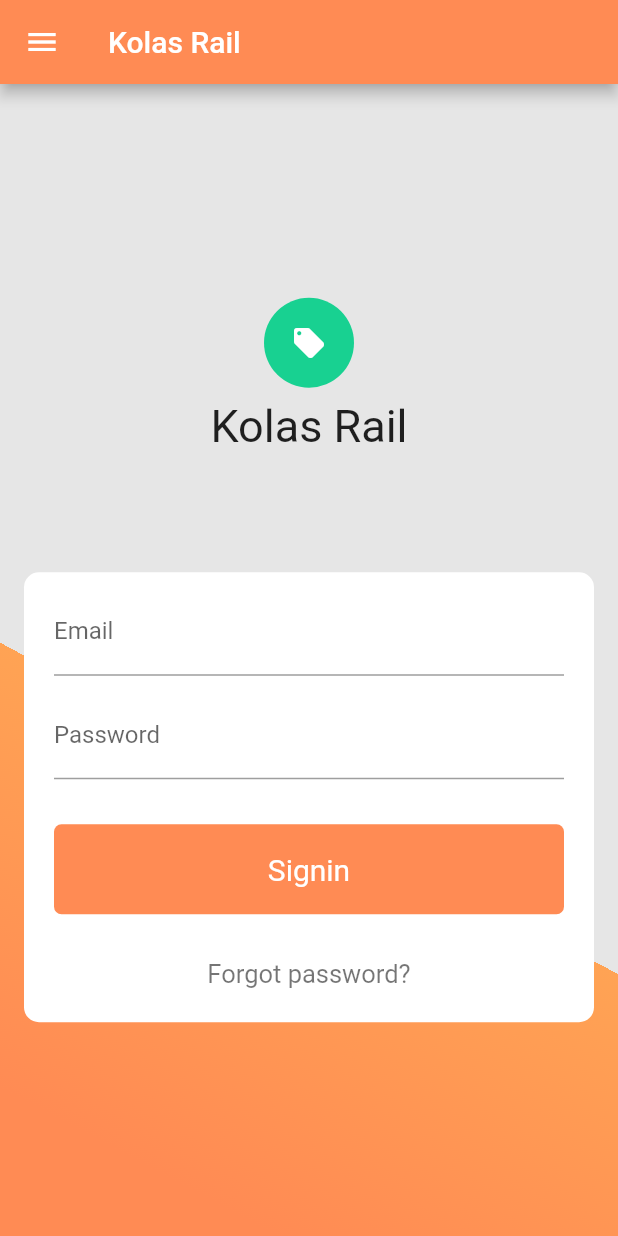
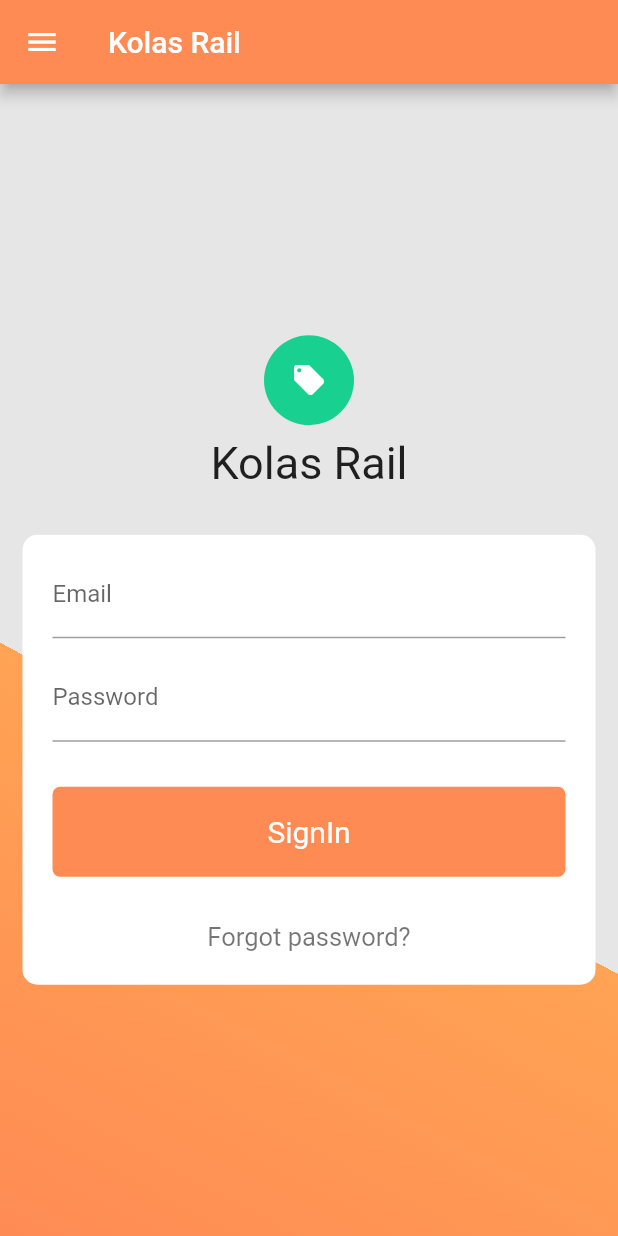
Before and after one commit to muhammadmateen027/KolasRail-Flutter, a Flutter app: the screen it shows after launch, on a phone screen of 412 x 824 dp. Run offline on Flutter 3.47's test engine with Material 2 defaults, Android fonts, the phone set to English and light mode, and no system bars.

Commit message:
changed the width with respective to device and adjust the margins

```diff
--- a/lib/Login.dart
+++ b/lib/Login.dart
@@ -1,5 +1,6 @@
 import "package:flutter/material.dart";
 import 'stacked_icons.dart';
+import 'package:flutter/services.dart';
 
 class Login extends StatelessWidget {
   final String title;
@@ -38,6 +39,7 @@ class LoginPageContent extends StatefulWidget {
 
 class LoginState extends State<LoginPageContent> {
   final TextEditingController _textController = new TextEditingController();
+
   @override
   Widget build(BuildContext context) {
     // TODO: implement build
@@ -46,7 +48,7 @@ class LoginState extends State<LoginPageContent> {
         new StackedIcons(),
         new AppName(),
         new Container(
-          width: 380.0,
+          width: MediaQuery.of(context).size.width - 30,
           height: 300.0,
           decoration: new BoxDecoration(
               borderRadius: new BorderRadius.circular(10.0),
@@ -79,6 +81,8 @@ class LoginState extends State<LoginPageContent> {
               Padding(
                 padding:
                     const EdgeInsets.only(left: 20.0, right: 20.0, top: 30.0),
+                child: GestureDetector(
+                  onTap: () {print('I am pressed');},
                   child: Container(
                     alignment: Alignment.center,
                     height: 60.0,
@@ -86,9 +90,10 @@ class LoginState extends State<LoginPageContent> {
                         color: const Color(0xFFff8b54),
                         borderRadius: new BorderRadius.circular(5.0)),
                     child: new Text(
-                    "Signin",
+                      "SignIn",
                       style: new TextStyle(fontSize: 20.0, color: Colors.white),
                     ),
+                  )
                 ),
               ),
 
@@ -111,6 +116,8 @@ class LoginState extends State<LoginPageContent> {
       ],
     );
   }
+
+
 }
 
 // class CustomLoginPage extends StatefulWidget {
--- /dev/null
+++ b/lib/dummy.dart
@@ -0,0 +1 @@
+export PATH=/Users/muhammadmateen/downloads/flutter/flutter-2/bin:$PATH
--- a/lib/stacked_icons.dart
+++ b/lib/stacked_icons.dart
@@ -15,12 +15,8 @@ class AppBackground extends StatelessWidget {
         begin: Alignment.topRight,
         end: Alignment.bottomLeft,
         // Add one stop for each color. Stops should increase from 0 to 1
-        // stops: [0.5, 0.5],
-        // colors: [
-        //   const Color(0xFFFFFFFF),
-        //   const Color(0xFFc78990),
-        // ]
-        stops: [0.6, 0.4, 0.9, 0.3],
+        // stops: [0.5, 0.8, 0.9, 0.3],
+        stops: [0.6, 0.2, 1.0, 0.3],
         colors: [
           // Colors are easy thanks to Flutter's Colors class.
           const Color(0xFFe6e6e6),
@@ -80,7 +76,7 @@ class AppName extends StatelessWidget {
       mainAxisAlignment: MainAxisAlignment.center,
       children: <Widget>[
         Padding(
-          padding: const EdgeInsets.only(top: 8.0, bottom: 80.0),
+          padding: const EdgeInsets.only(top: 8.0, bottom: 30.0),
           child: new Text(
             "Kolas Rail",
             style: new TextStyle(
```
Also changed, not shown: 2 other files. Lines whose indentation alone changed are shown as unchanged.
